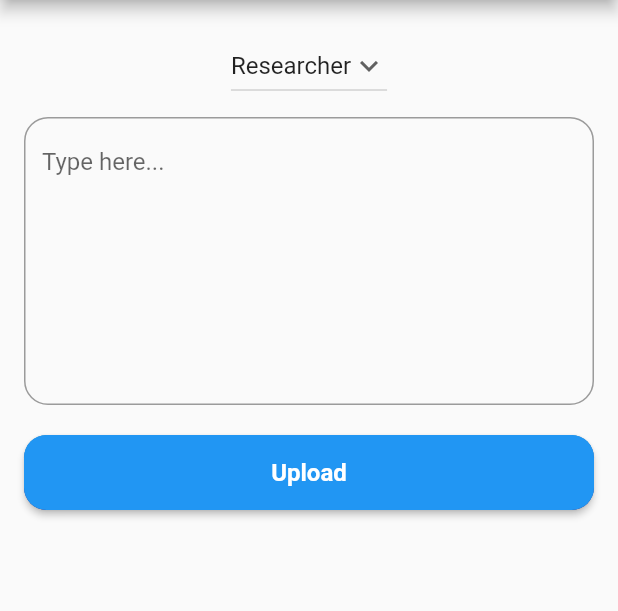
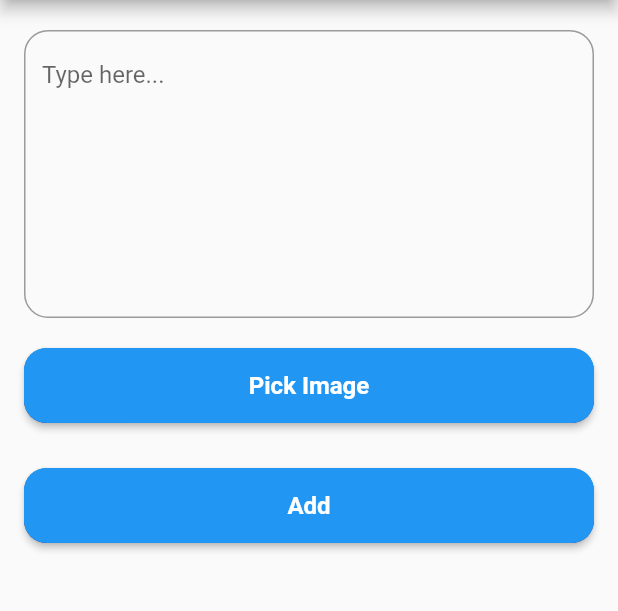
Before and after one commit to RahulFernando/research-blogger, a Flutter app: the AddBlog screen opened directly, tab 3 chosen, on a phone screen of 412 x 824 dp, the part 156-767 px from its top. Run offline on Flutter 3.47's test engine with Material 2 defaults, Android fonts, the phone set to English and light mode, and no system bars; our stand-ins replace cloud_firestore, firebase_auth, firebase_core, firebase_storage, google_fonts, image_picker; accounts and stored records are empty.

Commit message:
article blog firebase

```diff
--- /dev/null
+++ b/lib/models/article.dart
@@ -0,0 +1,19 @@
+import 'package:cloud_firestore/cloud_firestore.dart';
+
+class Article {
+  String? id;
+  String? image;
+  String description;
+
+  Article({this.id, required this.description, this.image});
+
+  Article.fromDocumentSnapshot(DocumentSnapshot<Map<String, dynamic>> doc)
+      : id = doc.id,
+        image = doc.data()!["image"],
+        description = doc.data()!["description"];
+
+  Map<String, dynamic> toJson() => {
+    "description": description,
+    "image": image,
+  };
+}
--- a/lib/screens/addBlog.dart
+++ b/lib/screens/addBlog.dart
@@ -1,8 +1,16 @@
+import 'dart:io';
+
+import 'package:cloud_firestore/cloud_firestore.dart';
+import 'package:firebase_storage/firebase_storage.dart';
 import 'package:flutter/material.dart';
 import 'package:google_fonts/google_fonts.dart';
+import 'package:image_picker/image_picker.dart';
+import 'package:research_blogger/models/article.dart';
 import 'package:research_blogger/models/idea.dart';
 import 'package:research_blogger/models/research.dart';
+import 'package:research_blogger/service/articleService.dart';
 import 'package:research_blogger/widgets/Button.dart';
+import 'package:uuid/uuid.dart';
 
 import '../service/ideaService.dart';
 import '../service/researchService.dart';
@@ -19,17 +27,43 @@ class _AddBlogState extends State<AddBlog> {
   // controller
   final TextEditingController _ideaController = TextEditingController();
   final TextEditingController _researchController = TextEditingController();
+  final TextEditingController _articleController = TextEditingController();
+
+  final storageRef = FirebaseStorage.instance.ref();
 
   bool isLoading = false;
   String profession = "Researcher";
+  File? image;
 
   // professions
   var professions = ["Researcher", "Student"];
 
+  Future pickImage() async {
+    try {
+      final img = await ImagePicker().pickImage(source: ImageSource.gallery);
+
+      if (img == null) return;
+
+      final imgTemp = File(img.path);
+
+      setState(() {
+        image = imgTemp;
+      });
+    } catch (e) {
+      print(e.toString());
+    }
+  }
+
+  Future<String> uploadImage() async {
+    String id = Uuid().v4();
+    final ref = FirebaseStorage.instance.ref().child('images/${id}');
+    ref.putFile(File(image!.path!));
+
+    return id;
+  }
+
   @override
   Widget build(BuildContext context) {
-    // TabController tabController = TabController(length: 3, vsync: this);
-
     return DefaultTabController(
       length: 3,
       child: Scaffold(
@@ -70,7 +104,7 @@ class _AddBlogState extends State<AddBlog> {
             ),
           ]),
         ),
-          body: TabBarView(children: [ideaTab(), researchTab()]),
+        body: TabBarView(children: [ideaTab(), researchTab(), articleTab()]),
       ),
     );
   }
@@ -177,8 +211,9 @@ class _AddBlogState extends State<AddBlog> {
                     setState(() {
                       isLoading = true;
                     });
-                    var response = await ResearchService.create(
-                        Research(category: profession, description: _researchController.text));
+                    var response = await ResearchService.create(Research(
+                        category: profession,
+                        description: _researchController.text));
 
                     if (response.status == 201) {
                       setState(() {
@@ -208,4 +243,83 @@ class _AddBlogState extends State<AddBlog> {
       ),
     );
   }
+
+  Container articleTab() {
+    return Container(
+      padding: const EdgeInsets.symmetric(horizontal: 16, vertical: 20),
+      child: SingleChildScrollView(
+        child: Column(
+          children: [
+            TextField(
+                controller: _articleController,
+                maxLines: 8,
+                decoration: InputDecoration(
+                  hintText: "Type here...",
+                  border: OutlineInputBorder(
+                      borderRadius: BorderRadius.circular(16.0),
+                      borderSide: const BorderSide(
+                          width: .8,
+                          style: BorderStyle.solid,
+                          color: Colors.blue)),
+                )),
+            const SizedBox(
+              height: 10,
+            ),
+            image != null
+                ? Container(
+                    width: 200,
+                    height: 200,
+                    decoration: BoxDecoration(
+                        shape: BoxShape.rectangle,
+                        image: DecorationImage(
+                            fit: BoxFit.cover,
+                            image: image != null
+                                ? FileImage(image!) as ImageProvider
+                                : const NetworkImage(
+                                    'https://cdn.pixabay.com/photo/2018/01/29/17/01/woman-3116587_960_720.jpg'))),
+                  )
+                : Container(),
+            reusableButton(context, "Pick Image", pickImage, null, null),
+            isLoading
+                ? const CircularProgressIndicator()
+                : reusableButton(context, "Add", () async {
+                    var imageId = await uploadImage();
+
+                    setState(() {
+                      isLoading = true;
+                    });
+
+
+                    var response = await ArticleService.create(
+                        Article(description: _articleController.text, image: imageId));
+
+                    if (response.status == 201) {
+                      setState(() {
+                        isLoading = false;
+                        _articleController.text = "";
+                        image = null;
+                      });
+                      ScaffoldMessenger.of(context).showSnackBar(SnackBar(
+                        content: Text(response.message as String),
+                        backgroundColor: Colors.green,
+                        duration: const Duration(seconds: 3),
+                      ));
                     }
+
+                    if (response.status == 500) {
+                      setState(() {
+                        isLoading = false;
+                      });
+                      ScaffoldMessenger.of(context).showSnackBar(SnackBar(
+                        content: Text(response.message as String),
+                        backgroundColor: Colors.redAccent,
+                        duration: const Duration(seconds: 3),
+                      ));
+                    }
+                  }, null, null),
+          ],
+        ),
+      ),
+    );
+  }
+}
--- a/pubspec.yaml
+++ b/pubspec.yaml
@@ -42,6 +42,7 @@ dependencies:
   cloud_firestore: ^4.0.1
   image_picker: ^0.8.3
   firebase_storage: ^11.0.2
+  uuid: 3.0.6
 
 dev_dependencies:
   flutter_test:
```
Also changed, not shown: lib/service/articleService.dart (added, +25 -0 lines), pubspec.lock. Lines whose indentation alone changed are shown as unchanged.
